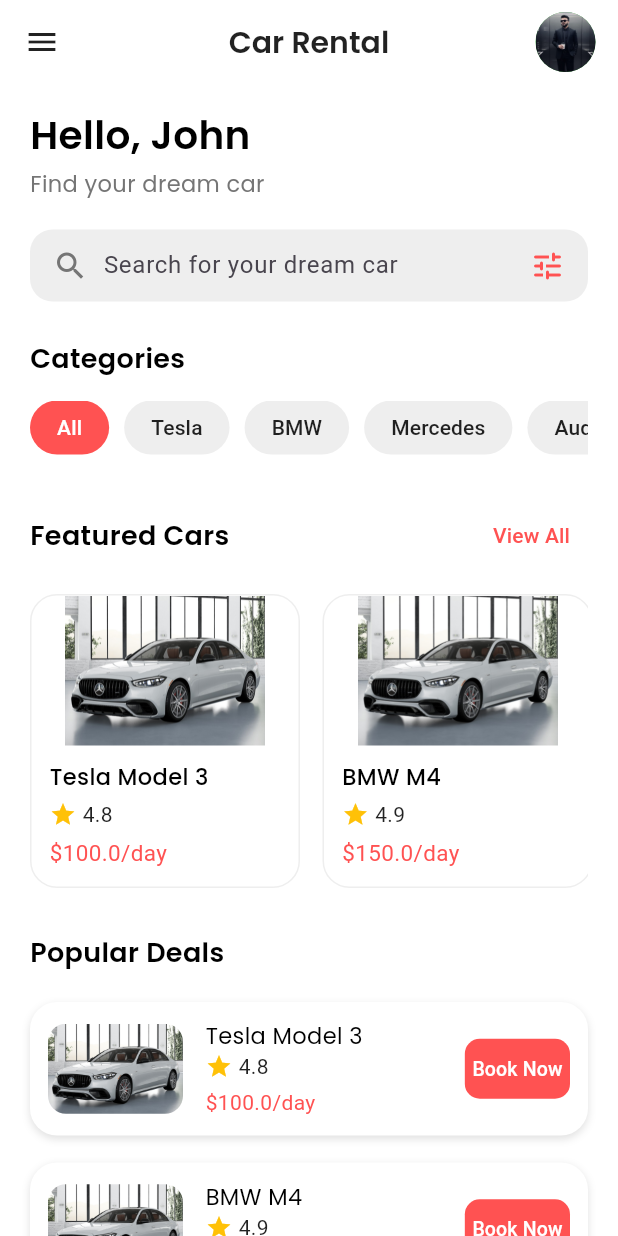
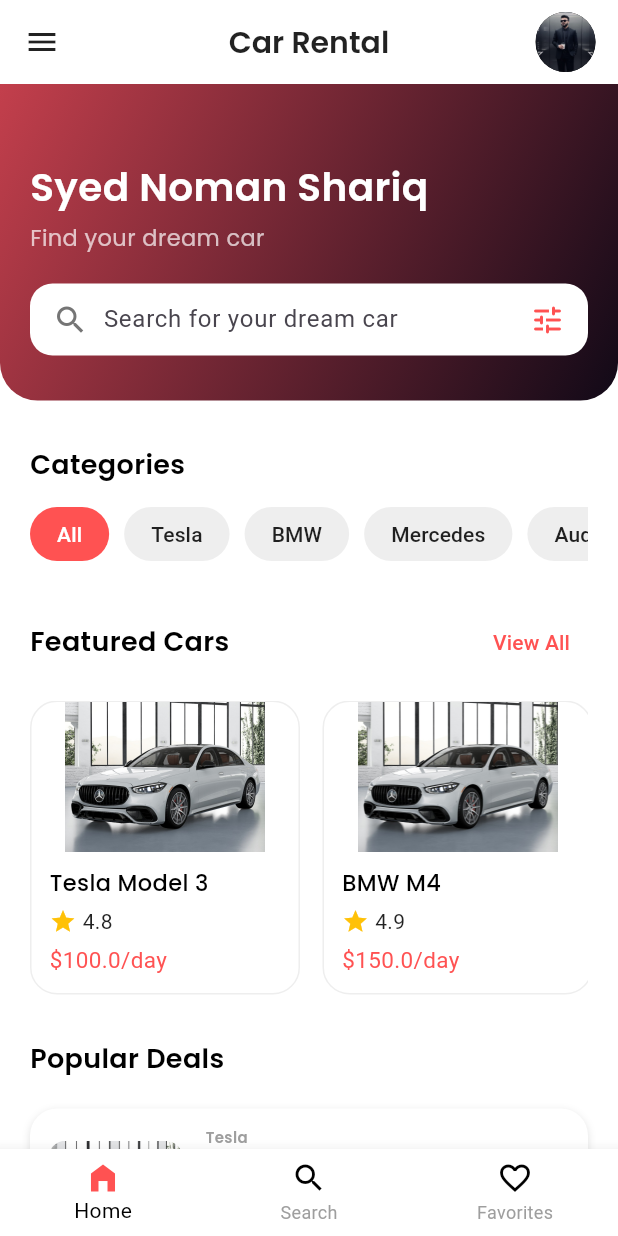
Before and after one commit to NomanShariq/CarRentalApp, a Flutter app: the screen it shows after launch, on a phone screen of 412 x 824 dp. Run offline on Flutter 3.47's test engine with Material 3 defaults, Android fonts, the phone set to English and light mode, and no system bars; our stand-ins replace google_fonts.

Commit message:
added bottom navigation bar and some changes in Ui/UX

```diff
--- a/lib/screens/home_screen.dart
+++ b/lib/screens/home_screen.dart
@@ -2,9 +2,15 @@ import 'package:flutter/material.dart';
 import 'package:flutter/rendering.dart';
 import 'package:google_fonts/google_fonts.dart';
 
-class HomeScreen extends StatelessWidget {
+class HomeScreen extends StatefulWidget {
   const HomeScreen({super.key});
 
+  @override
+  State<HomeScreen> createState() => _HomeScreenState();
+}
+
+class _HomeScreenState extends State<HomeScreen> {
+  int selectedindex = 0;
   @override
   Widget build(BuildContext context) {
     return Scaffold(
@@ -26,46 +32,115 @@ class HomeScreen extends StatelessWidget {
             padding: EdgeInsets.only(right: 15),
             child: CircleAvatar(
               radius: 20.0,
-              backgroundColor: Colors.green,
+              backgroundColor: Colors.black,
+
               backgroundImage: AssetImage('images/Profile.jpg'),
             ),
           ),
         ],
       ),
+      bottomNavigationBar: BottomNavigationBar(
+        currentIndex: selectedindex,
+        backgroundColor: Colors.white,
+        selectedItemColor: Colors.black,
+        unselectedItemColor: Colors.grey,
+        showSelectedLabels: true,
+        onTap: (index) {
+          setState(() {
+            selectedindex = index;
+          });
+
+          if (index == 0) {
+            Navigator.push(
+              context,
+              MaterialPageRoute(builder: (_) => HomeScreen()),
+            );
+          }
+          if (index == 1) {
+            Navigator.push(
+              context,
+              MaterialPageRoute(builder: (_) => HomeScreen()),
+            );
+          }
+          if (index == 2) {
+            Navigator.push(
+              context,
+              MaterialPageRoute(builder: (_) => HomeScreen()),
+            );
+          }
+        },
+        items: [
+          BottomNavigationBarItem(
+            icon: Icon(
+              Icons.home_filled,
+              color: selectedindex == 0 ? Colors.redAccent : Colors.black,
+            ),
+            label: "Home",
+          ),
+
+          BottomNavigationBarItem(
+            icon: Icon(
+              Icons.search,
+              color: selectedindex == 2 ? Colors.redAccent : Colors.black,
+            ),
+            label: "Search",
+          ),
+          BottomNavigationBarItem(
+            icon: Icon(
+              Icons.favorite_border,
+              color: selectedindex == 1 ? Colors.redAccent : Colors.black,
+            ),
+            label: "Favorites",
+          ),
+        ],
+      ),
       backgroundColor: Colors.white,
       body: SafeArea(
-        child: SingleChildScrollView(
-          padding: EdgeInsets.symmetric(horizontal: 20),
+        child: Column(
+          children: [
+            Container(
+              width: double.infinity,
+              padding: EdgeInsets.fromLTRB(20, 50, 20, 30),
+              decoration: BoxDecoration(
+                gradient: LinearGradient(
+                  colors: [
+                    Color.fromARGB(255, 195, 63, 76),
+                    Color.fromARGB(255, 17, 9, 23),
+                  ],
+                  begin: Alignment.topLeft,
+                  end: Alignment.bottomRight,
+                ),
+                borderRadius: BorderRadius.only(
+                  bottomLeft: Radius.circular(25),
+                  bottomRight: Radius.circular(25),
+                ),
+              ),
               child: Column(
                 crossAxisAlignment: CrossAxisAlignment.start,
                 children: [
-              SizedBox(height: 15),
-
-              /// HEADER
                   Text(
-                "Hello, John",
+                    "Syed Noman Shariq",
                     style: GoogleFonts.poppins(
                       fontSize: 26,
+                      color: Colors.white,
                       fontWeight: FontWeight.w600,
-                  color: Colors.black,
                     ),
                   ),
-              SizedBox(height: 4),
+                  SizedBox(height: 5),
                   Text(
                     "Find your dream car",
                     style: GoogleFonts.poppins(
                       fontSize: 15,
-                  color: Colors.grey.shade600,
+                      color: Colors.white70,
                     ),
                   ),
-
                   SizedBox(height: 20),
 
-              /// SEARCH BAR
+                  // SEARCH BAR
                   Container(
                     padding: EdgeInsets.symmetric(horizontal: 15),
                     decoration: BoxDecoration(
-                  color: Colors.grey.shade200,
+                      color: Colors.white,
                       borderRadius: BorderRadius.circular(15),
                     ),
                     child: Row(
@@ -85,10 +160,16 @@ class HomeScreen extends StatelessWidget {
                       ],
                     ),
                   ),
-
-              SizedBox(height: 25),
-
-              /// CATEGORIES
+                ],
+              ),
+            ),
+            Expanded(
+              child: SingleChildScrollView(
+                padding: EdgeInsets.symmetric(horizontal: 20),
+                child: Column(
+                  crossAxisAlignment: CrossAxisAlignment.start,
+                  children: [
+                    SizedBox(height: 30),
                     Text(
                       "Categories",
                       style: GoogleFonts.poppins(
@@ -203,14 +284,22 @@ class HomeScreen extends StatelessWidget {
 
                     /// POPULAR DEALS LIST
                     _popularDeal(
+                      "Tesla",
                       "Tesla Model 3",
                       "4.8",
                       "100.0/day",
                       "images/Mercedes.jpg",
                     ),
-              _popularDeal("BMW M4", "4.9", "150.0/day", "images/Mercedes.jpg"),
                     _popularDeal(
-                "Mercedes AMG GT",
+                      "BMW",
+                      "BMW M4",
+                      "4.9",
+                      "150.0/day",
+                      "images/Mercedes.jpg",
+                    ),
+                    _popularDeal(
+                      "Mercedes",
+                      "Mercedes C class",
                       "4.7",
                       "200.0/day",
                       "images/Mercedes.jpg",
@@ -219,6 +308,9 @@ class HomeScreen extends StatelessWidget {
                     SizedBox(height: 30),
                   ],
                 ),
+              ),
+            ),
+          ],
         ),
       ),
     );
@@ -307,7 +399,13 @@ class HomeScreen extends StatelessWidget {
   }
 
   /// POPULAR DEAL LIST TILE
-  Widget _popularDeal(String name, String rating, String price, String image) {
+  Widget _popularDeal(
+    String subname,
+    String name,
+    String rating,
+    String price,
+    String image,
+  ) {
     return Container(
       margin: EdgeInsets.only(bottom: 18),
       padding: EdgeInsets.all(12),
@@ -329,6 +427,14 @@ class HomeScreen extends StatelessWidget {
             child: Column(
               crossAxisAlignment: CrossAxisAlignment.start,
               children: [
+                Text(
+                  subname,
+                  style: GoogleFonts.poppins(
+                    fontSize: 10,
+                    fontWeight: FontWeight.w600,
+                    color: Colors.grey,
+                  ),
+                ),
                 Text(
                   name,
                   style: GoogleFonts.poppins(
```
Lines whose indentation alone changed are shown as unchanged.
